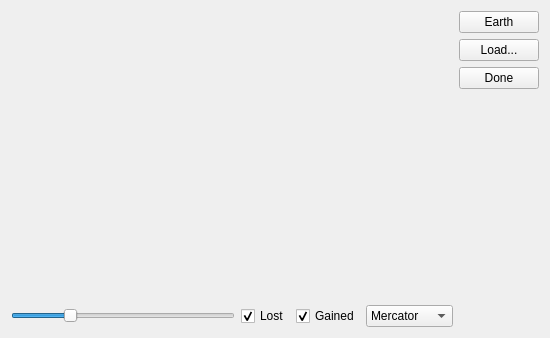
First picture: the form in erosion.ui, repository tps12/Tec-Nine, before the edit.
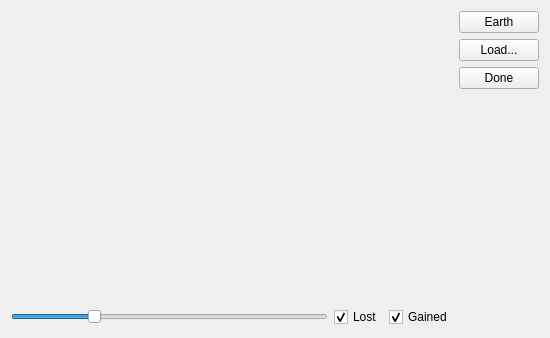
Second picture: the form after the edit.

Commit message: Switch Erosion demo to hex grid

Diff of the .ui file:
```diff
--- a/erosion.ui
+++ b/erosion.ui
@@ -79,31 +79,6 @@
          </property>
         </widget>
        </item>
-       <item>
-        <widget class="QComboBox" name="projection">
-         <property name="sizePolicy">
-          <sizepolicy hsizetype="Minimum" vsizetype="Fixed">
-           <horstretch>0</horstretch>
-           <verstretch>0</verstretch>
-          </sizepolicy>
-         </property>
-         <item>
-          <property name="text">
-           <string>Mercator</string>
-          </property>
-         </item>
-         <item>
-          <property name="text">
-           <string>Sinusoidal</string>
-          </property>
-         </item>
-         <item>
-          <property name="text">
-           <string>Flat</string>
-          </property>
-         </item>
-        </widget>
-       </item>
       </layout>
      </item>
     </layout>
```
The commit also changes 3 other files.
